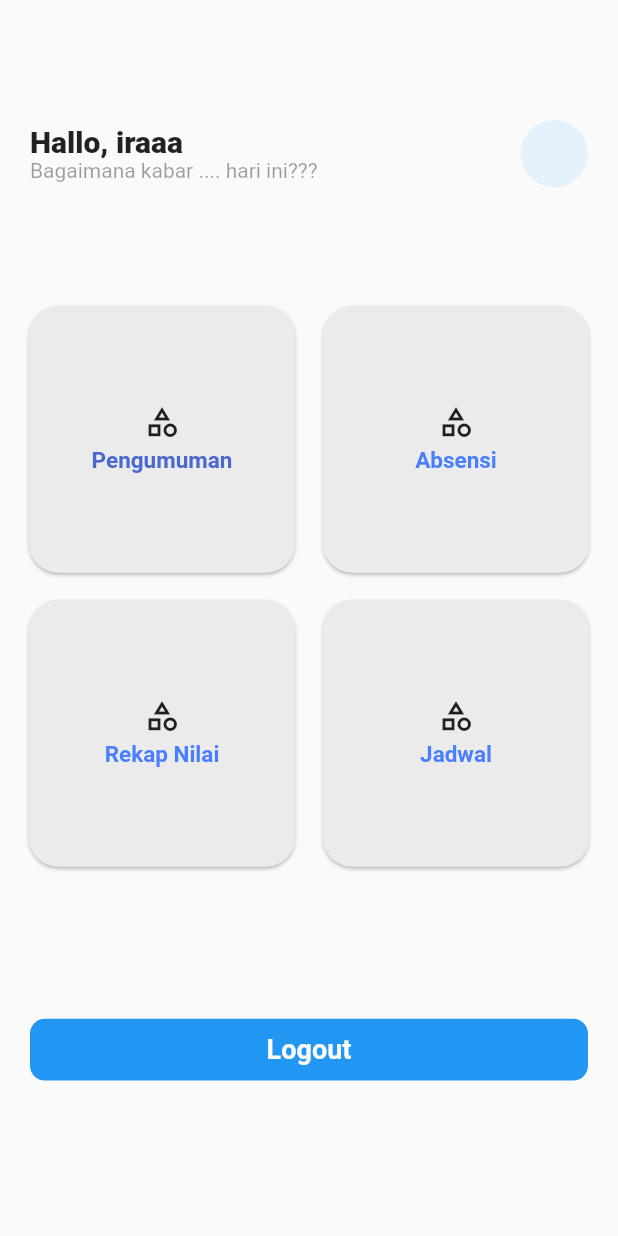
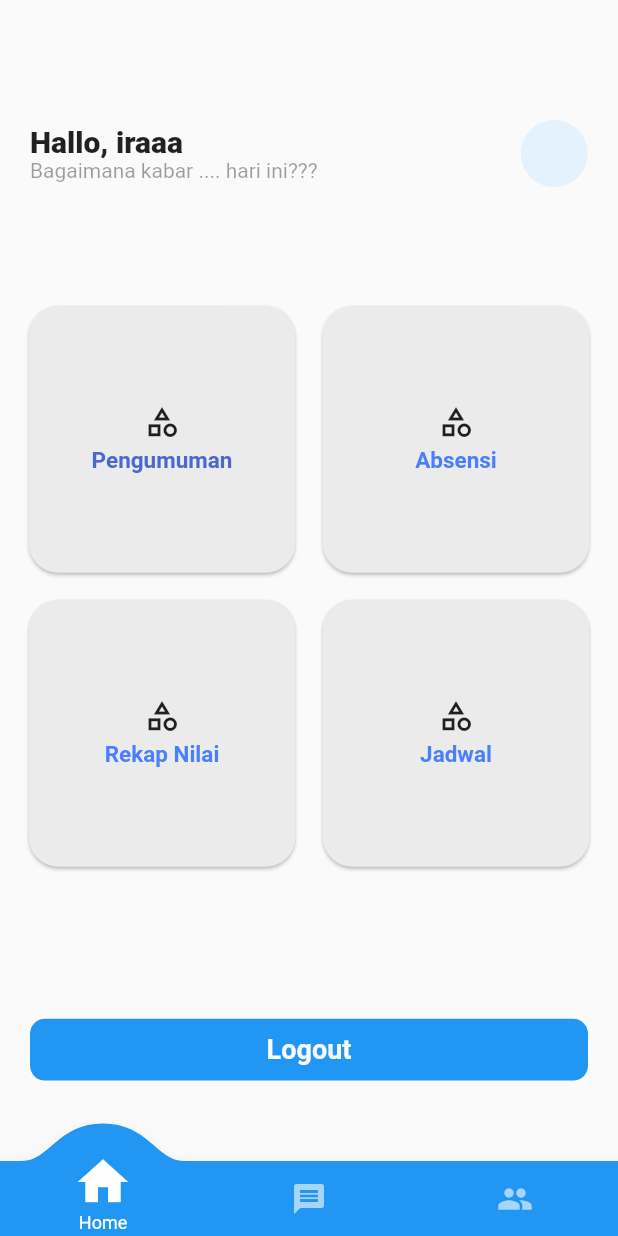
Before and after one commit to arigafiandanu/sikadu_, a Flutter app: the screen it shows after launch, after a tap on "Login", on a phone screen of 412 x 824 dp. Run offline on Flutter 3.47's test engine with Material 2 defaults, Android fonts, the phone set to English and light mode, and no system bars; drawn by our look-alikes of convex_bottom_bar; our stand-ins replace get, lottie, persistent_bottom_nav_bar.

Commit message:
bottomNav

```diff
--- /dev/null
+++ b/lib/app/binding/dashboard_binding.dart
@@ -0,0 +1,23 @@
+import 'package:get/get.dart';
+import 'package:sikadu_ortu/app/controllers/dashboard_c_Controller.dart';
+import 'package:sikadu_ortu/app/controllers/home_c_controller.dart';
+import 'package:sikadu_ortu/app/controllers/listChat_c_controller.dart';
+import 'package:sikadu_ortu/app/controllers/profil_c_controller.dart';
+
+class DashboardBinding extends Bindings {
+  @override
+  void dependencies() {
+    Get.lazyPut<DashboardController>(
+      () => DashboardController(),
+    );
+    Get.lazyPut<HomeCController>(
+      () => HomeCController(),
+    );
+    Get.lazyPut<listChatController>(
+      () => listChatController(),
+    );
+    Get.lazyPut<ProfilController>(
+      () => ProfilController(),
+    );
+  }
+}
--- /dev/null
+++ b/lib/app/binding/home_binding.dart
@@ -0,0 +1,11 @@
+import 'package:get/get.dart';
+import 'package:sikadu_ortu/app/controllers/home_c_controller.dart';
+
+class homeBinding extends Bindings {
+  @override
+  void dependencies() {
+    Get.lazyPut<HomeCController>(
+      () => HomeCController(),
+    );
+  }
+}
--- /dev/null
+++ b/lib/app/binding/listChat_binding.dart
@@ -0,0 +1,11 @@
+import 'package:get/get.dart';
+import 'package:sikadu_ortu/app/controllers/listChat_c_controller.dart';
+
+class listChatBinding extends Bindings {
+  @override
+  void dependencies() {
+    Get.lazyPut<listChatController>(
+      () => listChatController(),
+    );
+  }
+}
--- /dev/null
+++ b/lib/app/binding/profil_binding.dart
@@ -0,0 +1,11 @@
+import 'package:get/get.dart';
+import 'package:sikadu_ortu/app/controllers/profil_c_controller.dart';
+
+class profilBinding extends Bindings {
+  @override
+  void dependencies() {
+    Get.lazyPut<ProfilController>(
+      () => ProfilController(),
+    );
+  }
+}
--- a/lib/app/routes/page_routes.dart
+++ b/lib/app/routes/page_routes.dart
@@ -1,4 +1,8 @@
 import 'package:get/get.dart';
+import 'package:sikadu_ortu/app/binding/dashboard_binding.dart';
+import 'package:sikadu_ortu/app/binding/home_binding.dart';
+import 'package:sikadu_ortu/app/binding/listChat_binding.dart';
+import 'package:sikadu_ortu/app/binding/profil_binding.dart';
 import 'package:sikadu_ortu/app/routes/routes_name.dart';
 import 'package:sikadu_ortu/app/view/LupaPass_view.dart';
 import 'package:sikadu_ortu/app/view/chat_view.dart';
@@ -17,6 +21,7 @@ class appPage {
     GetPage(
       name: RoutesName.home,
       page: () => HomepageView(),
+      binding: homeBinding(),
     ),
     GetPage(
       name: RoutesName.lupaPas,
@@ -29,14 +34,17 @@ class appPage {
     GetPage(
       name: RoutesName.listchat,
       page: () => listChat(),
+      binding: listChatBinding(),
     ),
     GetPage(
       name: RoutesName.profil,
       page: () => profilView(),
+      binding: profilBinding(),
     ),
     GetPage(
       name: RoutesName.dashboard,
       page: () => dashboardView(),
+      binding: DashboardBinding(),
     ),
   ];
 }
--- a/lib/app/view/dashboard_view.dart
+++ b/lib/app/view/dashboard_view.dart
@@ -1,5 +1,7 @@
+import 'package:convex_bottom_bar/convex_bottom_bar.dart';
 import 'package:flutter/material.dart';
 import 'package:get/get.dart';
+import 'package:persistent_bottom_nav_bar/persistent_tab_view.dart';
 import 'package:sikadu_ortu/app/controllers/dashboard_c_Controller.dart';
 import 'package:sikadu_ortu/app/view/homepage_view.dart';
 import 'package:sikadu_ortu/app/view/listChat_view.dart';
@@ -10,19 +12,34 @@ class dashboardView extends StatelessWidget {
 
   @override
   Widget build(BuildContext context) {
-    return GetBuilder<DashboardController>(builder: (controller) {
+    return GetBuilder<DashboardController>(
+      builder: (controller) {
         return Scaffold(
           body: SafeArea(
             child: IndexedStack(
               index: controller.tabindex,
-            children: [
+              children: const [
                 HomepageView(),
                 listChat(),
                 profilView(),
               ],
             ),
           ),
+          bottomNavigationBar: ConvexAppBar(
+            style: TabStyle.textIn,
+            elevation: 5,
+            activeColor: Colors.white,
+            items: const [
+              TabItem(icon: Icons.home, title: 'Home'),
+              TabItem(icon: Icons.message, title: 'Pesan'),
+              TabItem(icon: Icons.people, title: 'Profile'),
+            ],
+            initialActiveIndex: controller.tabindex,
+            onTap: controller.pindahTabIndex,
+
+          ),
         );
-    });
+      },
+    );
   }
 }
--- a/lib/app/view/listChat_view.dart
+++ b/lib/app/view/listChat_view.dart
@@ -5,6 +5,20 @@ class listChat extends StatelessWidget {
 
   @override
   Widget build(BuildContext context) {
-    return Container();
+    return Scaffold(
+      appBar: AppBar(
+        backgroundColor: Colors.transparent,
+        elevation: 0,
+        title: const Text("Pesan Masuk"),
+        centerTitle: true,
+      ),
+      body: SingleChildScrollView(
+        child: Column(
+          children: [
+            Text("List Chat"),
+          ],
+        ),
+      ),
+    );
   }
 }
--- a/lib/app/view/login_view.dart
+++ b/lib/app/view/login_view.dart
@@ -95,7 +95,7 @@ class loginView extends StatelessWidget {
           ),
           AuthButton(
             onTap: () {
-              Get.offAllNamed(RoutesName.home);
+              Get.offAllNamed(RoutesName.dashboard);
             },
             text: "Login",
           )
--- a/lib/app/view/profil_view.dart
+++ b/lib/app/view/profil_view.dart
@@ -5,6 +5,20 @@ class profilView extends StatelessWidget {
 
   @override
   Widget build(BuildContext context) {
-    return Container();
+    return Scaffold(
+      appBar: AppBar(
+        backgroundColor: Colors.transparent,
+        elevation: 0,
+        title: const Text("Profil Siswa"),
+        centerTitle: true,
+      ),
+      body: SingleChildScrollView(
+        child: Column(
+          children: [
+            Text("profil"),
+          ],
+        ),
+      ),
+    );
   }
 }
--- a/pubspec.yaml
+++ b/pubspec.yaml
@@ -13,6 +13,7 @@ environment:
 dependencies:
   convex_bottom_bar: ^3.0.0
   cupertino_icons: ^1.0.2
+  persistent_bottom_nav_bar: ^5.0.2
   flutter:
     sdk: flutter
   get: ^4.6.5
```
Also changed, not shown: pubspec.lock. Lines whose indentation alone changed are shown as unchanged.
